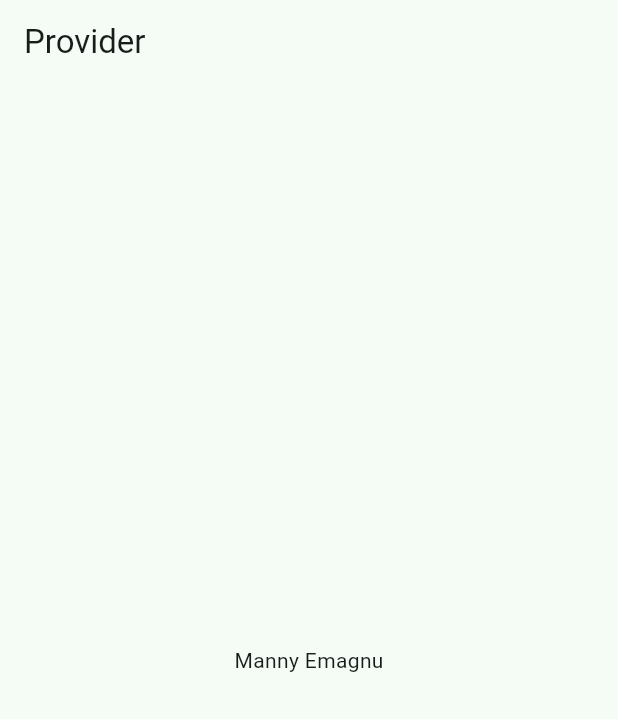
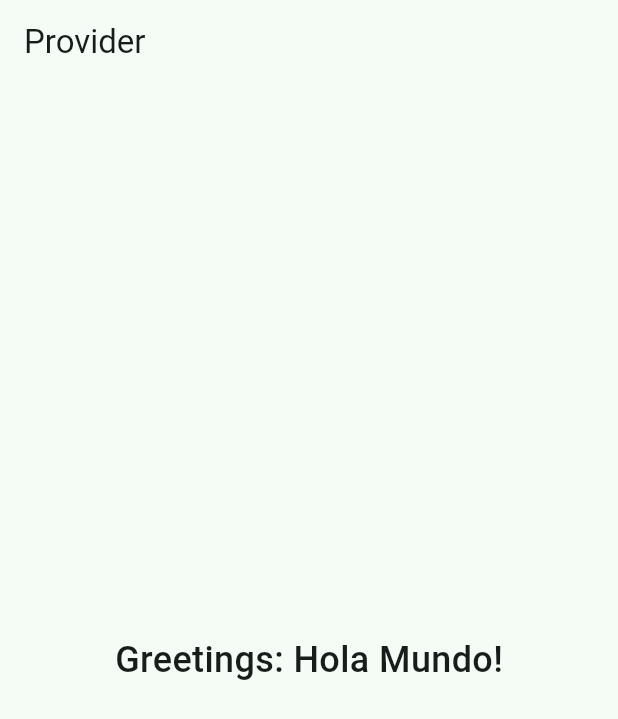
Before and after one commit to emagnu/usar_riverpod, a Flutter app: the ProviderScreen screen opened by its route, on a phone screen of 412 x 824 dp. Shown: the top 719 px of the screen. Run offline on Flutter 3.47's test engine with Material 3 defaults, Android fonts, the phone set to English and light mode, and no system bars; our stand-ins replace dio, flutter_riverpod, go_router, riverpod_annotation; missing offline and left inert: random_name_generator; generated files the repository leaves out were written again.

Commit message:
Provider de sólo lectura

```diff
--- /dev/null
+++ b/lib/presentation/providers/hello_world_provider.dart
@@ -0,0 +1,15 @@
+//  //   ///
+//  Import LIBRARIES
+import 'package:riverpod_annotation/riverpod_annotation.dart';
+//  Import FILES
+//  PARTS
+part 'hello_world_provider.g.dart';
+//  PROVIDERS
+
+@riverpod
+String helloWorld(HelloWorldRef ref) {
+  return 'Hola Mundo!';
+}
+
+
+//  //  ///
--- /dev/null
+++ b/lib/presentation/providers/providers.dart
@@ -0,0 +1,7 @@
+//  //   ///
+//  Import LIBRARIES
+//  Import FILES
+export './hello_world_provider.dart';
+//  PARTS
+//  PROVIDERS
+//  //  ///
--- a/lib/presentation/screens/01_provider/provider_screen.dart
+++ b/lib/presentation/screens/01_provider/provider_screen.dart
@@ -1,22 +1,31 @@
 //  //   ///
 //  Import LIBRARIES
 import 'package:flutter/material.dart';
+import 'package:flutter_riverpod/flutter_riverpod.dart';
 //  Import FILES
+// import '../../providers/hello_world_provider.dart';
+import '../../providers/hello_world_provider.dart';
 //  PARTS
 //  PROVIDERS
 //  //  ///
 
-class ProviderScreen extends StatelessWidget {
+class ProviderScreen extends ConsumerWidget {
   const ProviderScreen({super.key});
 
   @override
-  Widget build(BuildContext context) {
+  Widget build(BuildContext context, WidgetRef ref) {
+    final greetings = ref.watch(helloWorldProvider);
+
     return Scaffold(
       appBar: AppBar(
         title: const Text('Provider'),
       ),
-      body: const Center(
-        child: Text('Manny Emagnu'),
+      body: Center(
+        // child: Text('Manny Emagnu'),
+        child: Text(
+          'Greetings: $greetings',
+          style: const TextStyle(fontSize: 24.0, fontWeight: FontWeight.w500),
+        ),
       ),
     );
   }
```
Also changed, not shown: lib/presentation/providers/hello_world_provider.g.dart (added), 1 other file.
